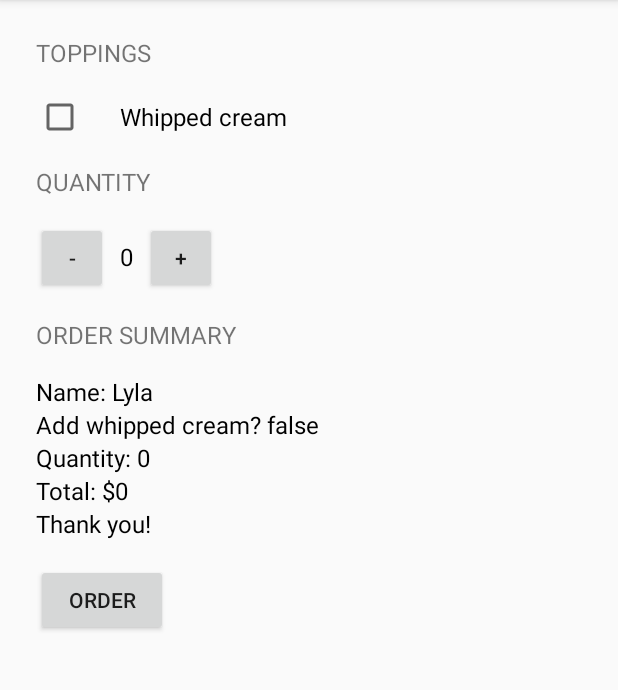
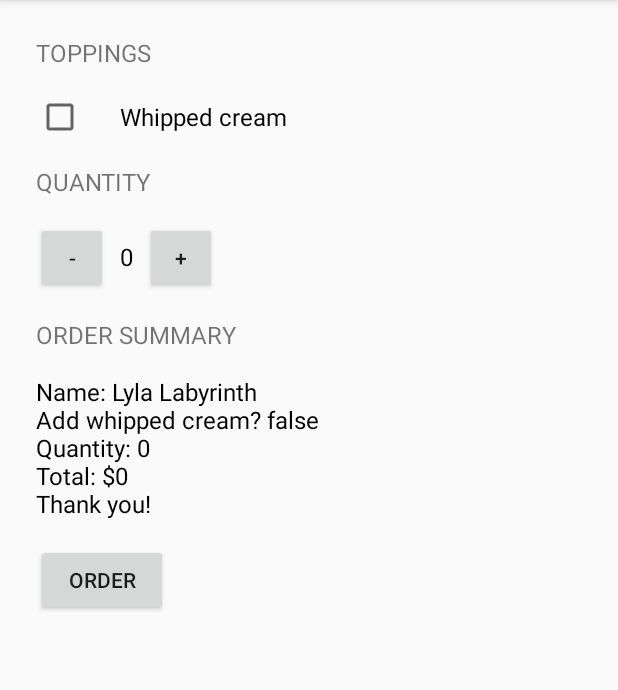
Before and after one commit to anishainas/udacity_justjava, an Android app: the screen it shows after launch (MainActivity), after a tap on "ORDER", on a phone screen of 412 x 824 dp, the part 84-774 px from its top. Run offline under Robolectric (Android 15) with nearby library versions, the phone set to English and light mode, and no system bars.

Commit message:
deleted textviews

```diff
--- a/app/src/main/java/com/example/android/justjava/MainActivity.java
+++ b/app/src/main/java/com/example/android/justjava/MainActivity.java
@@ -29,25 +29,19 @@ public class MainActivity extends AppCompatActivity {
     public void submitOrder(View view) {
 
         CheckBox checkboxWhip = findViewById(R.id.checkbox_whip);
-//        display(quantity);
-//        displayPrice(quantity*5);
-        TextView summaryName = findViewById(R.id.summary_name);
-        TextView summaryWhip = findViewById(R.id.summary_whip);
-        TextView summaryQuantity = findViewById(R.id.summary_quantity);
-        TextView summaryPrice = findViewById(R.id.summary_price);
-        TextView summaryThanks = findViewById(R.id.summary_thanks);
+        TextView summary = findViewById(R.id.summary);
 
-        if (checkboxWhip.isChecked()){
-            summaryWhip.setText("Add whipped cream? true");
-        }
+        String whippedCream = (checkboxWhip.isChecked())?"true":"false";
 
-        summaryQuantity.setText("Quantity: " + quantity);
-        summaryPrice.setText("Total: $" + 5*quantity);
+        StringBuilder summaryMessage = new StringBuilder();
+        summaryMessage.append("Name: Lyla Labyrinth");
+        summaryMessage.append("\nAdd whipped cream? " + whippedCream);
+        summaryMessage.append("\nQuantity: " + quantity);
+        summaryMessage.append("\nTotal: $" + quantity*5);
+        summaryMessage.append("\nThank you!");
 
-        summaryName.setVisibility(view.VISIBLE);
-        summaryWhip.setVisibility(view.VISIBLE);
-        summaryQuantity.setVisibility(view.VISIBLE);
-        summaryThanks.setVisibility(view.VISIBLE);
+        summary.setText(summaryMessage.toString());
+
     }
 
     /**
@@ -63,7 +57,7 @@ public class MainActivity extends AppCompatActivity {
      * This method displays the given price on the screen.
      */
     private void displayPrice(int number) {
-        TextView priceTextView = (TextView) findViewById(R.id.summary_price);
+        TextView priceTextView = (TextView) findViewById(R.id.summary);
         priceTextView.setText(NumberFormat.getCurrencyInstance().format(number));
     }
 
--- a/app/src/main/res/layout/activity_main.xml
+++ b/app/src/main/res/layout/activity_main.xml
@@ -76,55 +76,13 @@
         android:textSize="16sp"/>
 
     <TextView
-        android:id="@+id/summary_name"
+        android:id="@+id/summary"
         android:layout_width="match_parent"
         android:layout_height="wrap_content"
-        android:layout_marginLeft="8dp"
-        android:layout_marginTop="8dp"
-        android:text="Name: Lyla"
-        android:textColor="@android:color/black"
-        android:textSize="16sp"
-        android:visibility="gone"/>
-
-    <TextView
-        android:id="@+id/summary_whip"
-        android:layout_width="match_parent"
-        android:layout_height="wrap_content"
-        android:layout_marginLeft="8dp"
-        android:text="Add whipped cream? false"
-        android:textColor="@android:color/black"
-        android:textSize="16sp"
-        android:visibility="gone"/>
-
-    <TextView
-        android:id="@+id/summary_quantity"
-        android:layout_width="match_parent"
-        android:layout_height="wrap_content"
-        android:layout_marginLeft="8dp"
-        android:text="Quantity: 0"
-        android:textColor="@android:color/black"
-        android:textSize="16sp"
-        android:visibility="gone"/>
-
-    <TextView
-        android:id="@+id/summary_price"
-        android:layout_width="match_parent"
-        android:layout_height="wrap_content"
-        android:layout_marginLeft="8dp"
-        android:text="0"
+        android:layout_margin="8dp"
+        android:text="$0"
         android:textColor="@android:color/black"
         android:textSize="16sp"/>
-
-    <TextView
-        android:id="@+id/summary_thanks"
-        android:layout_width="match_parent"
-        android:layout_height="wrap_content"
-        android:layout_marginBottom="8dp"
-        android:layout_marginLeft="8dp"
-        android:text="Thank you!"
-        android:textColor="@android:color/black"
-        android:textSize="16sp"
-        android:visibility="gone"/>
 
     <Button
         android:id="@+id/order_button"
```
